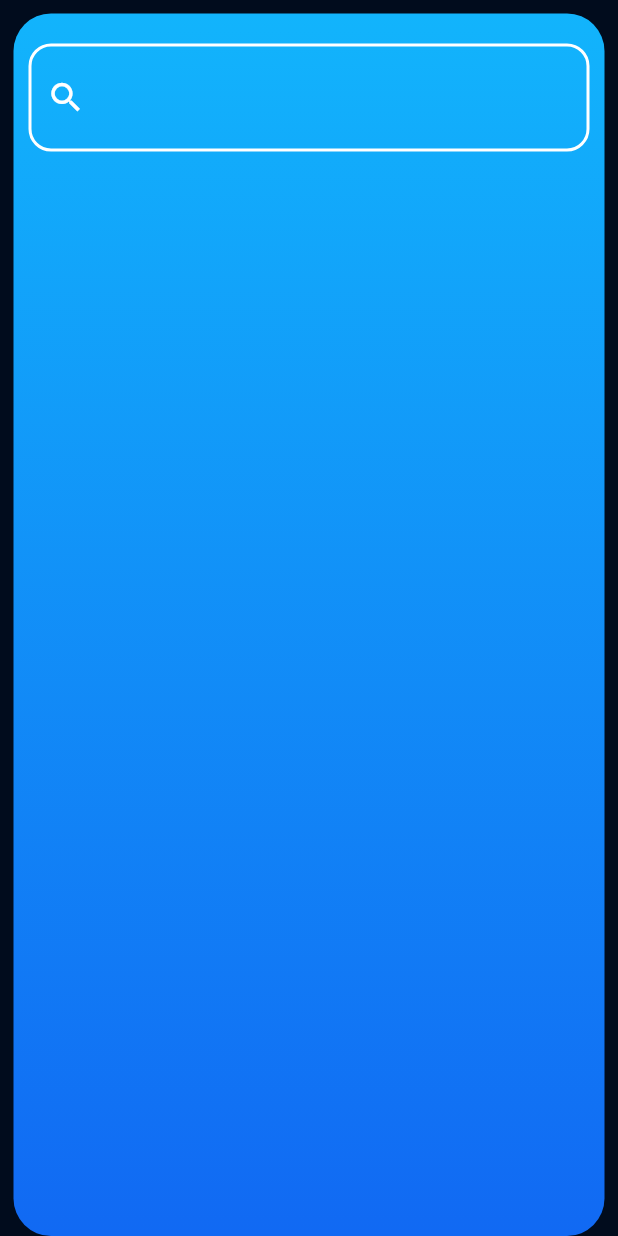
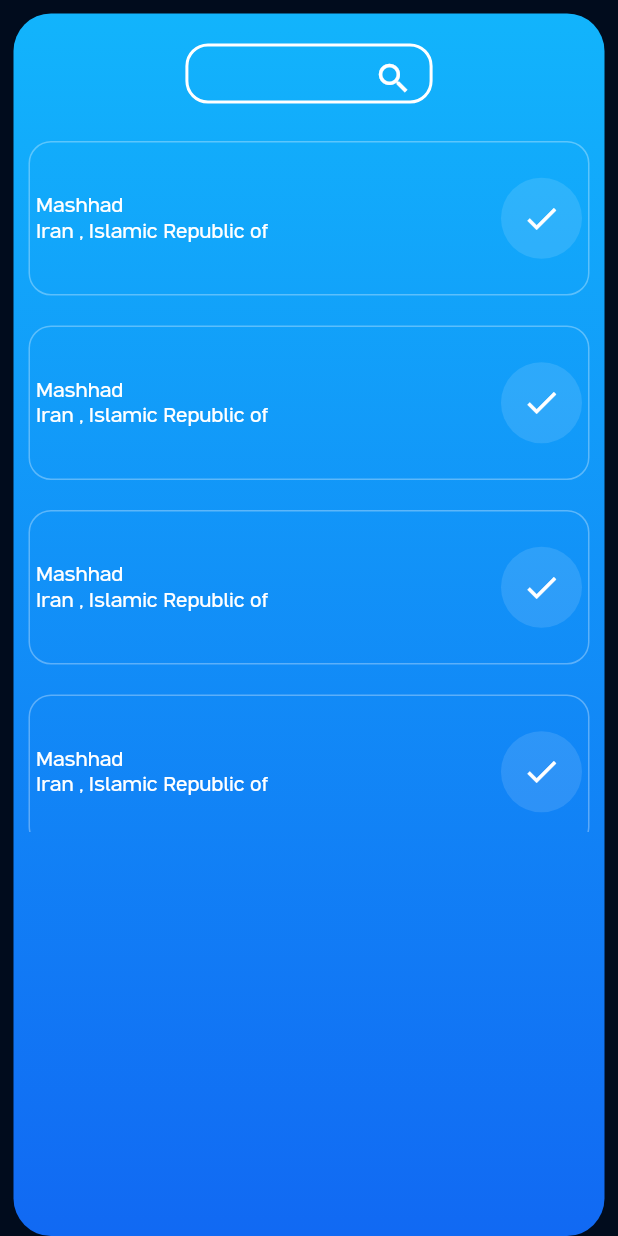
Before and after one commit to SamoProgrammer/Fluthear, a Flutter app: the ChooseCityPage screen opened directly, on a phone screen of 412 x 824 dp. Run offline on Flutter 3.47's test engine with Material 2 defaults, Android fonts, the phone set to English and light mode, and no system bars; our stand-ins replace shared_preferences, weather; accounts and stored records are empty.

Commit message:
save default city & show forecast

```diff
--- a/lib/choose_city.dart
+++ b/lib/choose_city.dart
@@ -1,3 +1,6 @@
+// ignore_for_file: prefer_const_constructors
+
+import 'package:fluthear/widgets/search_field.dart';
 import 'package:flutter/material.dart';
 
 class ChooseCityPage extends StatefulWidget {
@@ -33,53 +36,59 @@ class _ChooseCityPageState extends State<ChooseCityPage> {
               Padding(
                   padding: const EdgeInsets.only(
                       left: 10, right: 10, top: 20, bottom: 15),
-                child: Container(
-                  padding: EdgeInsets.all(10),
+                  child: SearchFieldWidget()),
+              Container(
+                height: MediaQuery.of(context).size.height / 1.75,
+                child: ListView.builder(
+                    scrollDirection: Axis.vertical,
+                    itemCount: 25,
+                    itemBuilder: ((context, index) {
+                      return Container(
+                        margin: EdgeInsets.all(10),
+                        padding: EdgeInsets.all(4),
+                        height: MediaQuery.of(context).size.height / 8,
                         decoration: BoxDecoration(
                             border: Border.all(
-                          width: 2,
-                          color: Colors.white,
-                          style: BorderStyle.solid),
+                                color: Color.fromARGB(80, 255, 255, 255),
+                                width: 1),
                             borderRadius: BorderRadius.circular(15)),
-                  child: TextField(
-                    controller: searchText,
+                        child: Row(
+                          crossAxisAlignment: CrossAxisAlignment.center,
+                          mainAxisAlignment: MainAxisAlignment.spaceBetween,
+                          children: [
+                            Column(
+                              crossAxisAlignment: CrossAxisAlignment.start,
+                              mainAxisAlignment: MainAxisAlignment.center,
+                              // ignore: prefer_const_literals_to_create_immutables
+                              children: [
+                                Text(
+                                  'Mashhad',
                                   style: TextStyle(color: Colors.white),
-                    decoration: const InputDecoration(
-                        // ignore: unnecessary_const
-                        icon: const Icon(
-                          Icons.search,
+                                ),
+                                Text('Iran , Islamic Republic of',
+                                    style: TextStyle(color: Colors.white))
+                              ],
+                            ),
+                            Container(
+                              decoration: BoxDecoration(
+                                  borderRadius: BorderRadius.circular(100),
+                                  color: Color.fromARGB(30, 255, 255, 255)),
+                              child: Padding(
+                                padding: const EdgeInsets.all(3.0),
+                                child: IconButton(
+                                    icon: Icon(
+                                      Icons.done,
                                       size: 26,
                                       color: Colors.white,
                                     ),
-                        border: InputBorder.none),
+                                    onPressed: () {}),
                               ),
+                            )
+                          ],
                         ),
+                      );
+                    })),
               ),
-              //   Visibility(
-              //       child: ListView.builder(
-              //           itemCount: 5,
-              //           itemBuilder: ((context, index) {
-              //             return Padding(
-              //               padding: const EdgeInsets.only(
-              //                   right: 10, left: 10, top: 15, bottom: 15),
-              //               child: Container(
-              //                 height: MediaQuery.of(context).size.height / 5,
-              //                 width: MediaQuery.of(context).size.width,
-              //                 child: Column(
-              //                   mainAxisAlignment: MainAxisAlignment.start,
-              //                   crossAxisAlignment: CrossAxisAlignment.center,
-              //                   children: const [
-              //                     Text(
-              //                       'Mashhad',
-              //                       style: TextStyle(color: Colors.white),
-              //                     ),
-              //                     Text('Iran , Islamic Republic of',
-              //                         style: TextStyle(color: Colors.white))
-              //                   ],
-              //                 ),
-              //               ),
-              //             );
-              //           })))
             ],
           ),
         ),
--- a/lib/main.dart
+++ b/lib/main.dart
@@ -7,7 +7,6 @@ void main() {
 
 class FluthearApp extends StatelessWidget {
   const FluthearApp({Key? key}) : super(key: key);
-
   @override
   Widget build(BuildContext context) {
     return MaterialApp(
--- /dev/null
+++ b/lib/widgets/search_field.dart
@@ -0,0 +1,84 @@
+// ignore_for_file: prefer_const_constructors
+
+import 'package:fluthear/main_page.dart';
+import 'package:fluthear/services/pref_service.dart';
+import 'package:flutter/material.dart';
+import 'package:shared_preferences/shared_preferences.dart';
+import 'package:weather/weather.dart';
+
+import '../api/open_weather.dart';
+
+class SearchFieldWidget extends StatefulWidget {
+  const SearchFieldWidget({
+    Key? key,
+  }) : super(key: key);
+
+  @override
+  State<SearchFieldWidget> createState() => _SearchFieldWidgetState();
+}
+
+class _SearchFieldWidgetState extends State<SearchFieldWidget> {
+  TextEditingController searchText = TextEditingController();
+  PrefService prefService = PrefService();
+  OpenWeather openWeather = OpenWeather();
+
+  @override
+  Widget build(BuildContext context) {
+    return Container(
+      height: 40,
+      width: MediaQuery.of(context).size.width / 2.5,
+      // padding: EdgeInsets.only(bottom: 7, left: 7, right: 7),
+      decoration: BoxDecoration(
+          border: Border.all(
+              width: 2, color: Colors.white, style: BorderStyle.solid),
+          borderRadius: BorderRadius.circular(15)),
+      child: TextField(
+        controller: searchText,
+        style: TextStyle(color: Colors.white),
+        decoration: InputDecoration(
+            contentPadding:
+                EdgeInsets.only(left: 10, right: 10, bottom: 15, top: 10),
+            // ignore: unnecessary_const
+            suffixIcon: IconButton(
+              icon: Icon(
+                Icons.search,
+                size: 26,
+                color: Colors.white,
+              ),
+              onPressed: () async {
+                try {
+                  var temp =
+                      await openWeather.getCurrentOpenWeather(searchText.text);
+                  await prefService.setCache(searchText.text).whenComplete(() {
+                    Navigator.push(
+                        context,
+                        MaterialPageRoute(
+                            builder: (context) => const MainPage()));
+                  });
+                } on OpenWeatherAPIException {
+                  var dialog = AlertDialog(
+                  title: Text('Inavlid City.'),
+                  content: Text('Please Double Check Your Spelling.'),
+                  actions: [
+                    TextButton(
+                        onPressed: () {
+                          Navigator.push(
+                              context,
+                              MaterialPageRoute(
+                                  builder: (context) => const MainPage()));
+                        },
+                        child: Text('OK'))
+                  ],
+                );
+                showDialog(
+                    context: context,
+                    builder: (BuildContext context) {
+                      return dialog;
+                    });
+                }
+            ),
+            border: InputBorder.none),
+      ),
+    );
+  }
+}
--- a/pubspec.yaml
+++ b/pubspec.yaml
@@ -29,7 +29,7 @@ environment:
 dependencies:
   flutter:
     sdk: flutter
-
+  shared_preferences: ^2.0.15
 
   # The following adds the Cupertino Icons font to your application.
   # Use with the CupertinoIcons class for iOS style icons.
```
Also changed, not shown: lib/main_page.dart (+50 -44 lines), lib/services/pref_service.dart (added, +18 -0 lines), lib/widgets/city_name_widget.dart (added, +38 -0 lines), pubspec.lock, 8 other files. Lines whose indentation alone changed are shown as unchanged.
